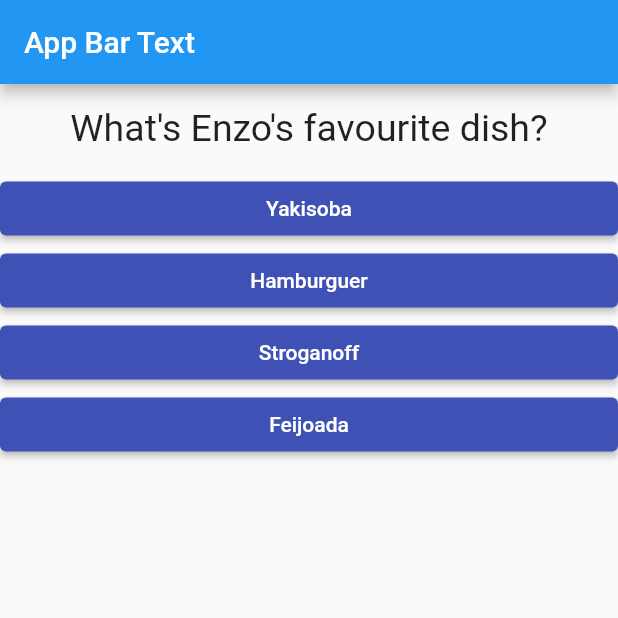
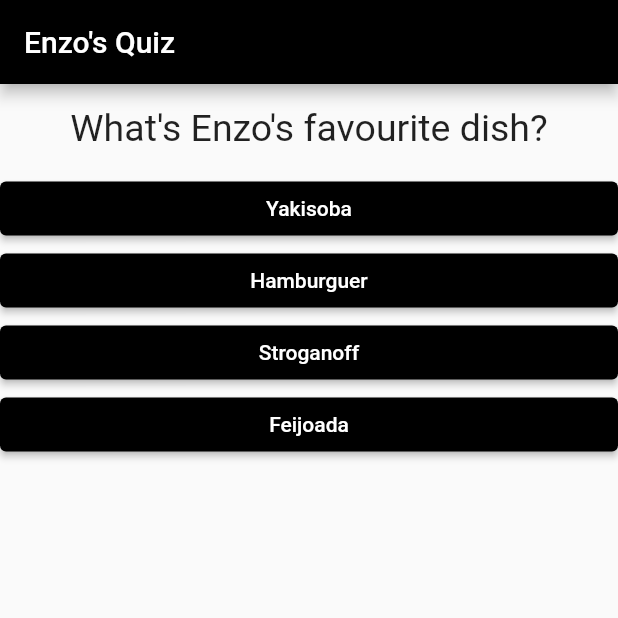
Before and after one commit to emagioli/flutter-quiz-app, a Flutter app: the screen it shows after launch, after a tap on "Purple", on a phone screen of 412 x 824 dp, the top half of it. Run offline on Flutter 3.47's test engine with Material 2 defaults, Android fonts, the phone set to English and light mode, and no system bars.

Commit message:
score management, colors set to black

```diff
--- a/lib/answer.dart
+++ b/lib/answer.dart
@@ -12,7 +12,7 @@ class Answer extends StatelessWidget {
       width: double.infinity,
       child: ElevatedButton(
         style: ButtonStyle(
-            backgroundColor: MaterialStateProperty.all<Color>(Colors.indigo)),
+            backgroundColor: MaterialStateProperty.all<Color>(Colors.black)),
         onPressed: handleAnswerSelection,
         child: Text(answerText),
       ),
--- a/lib/main.dart
+++ b/lib/main.dart
@@ -18,25 +18,49 @@ class _MyAppState extends State<MyApp> {
   final _questions = const [
     {
       "questionText": "What's Enzo's favourite colour?",
-      "answers": ["Black", "Purple", "Red", "Blue"]
+      "answers": [
+        {"text": "Purple", "score": 0},
+        {"text": "Black", "score": 1},
+        {"text": "Red", "score": 0},
+        {"text": "Blue", "score": 0},
+      ]
     },
     {
       "questionText": "What's Enzo's favourite dish?",
-      "answers": ["Yakisoba", "Hamburguer", "Stroganoff", "Feijoada"]
+      "answers": [
+        {"text": "Yakisoba", "score": 1},
+        {"text": "Hamburguer", "score": 0},
+        {"text": "Stroganoff", "score": 0},
+        {"text": "Feijoada", "score": 0},
+      ]
     },
     {
       "questionText": "What's Enzo's favourite drink?",
-      "answers": ["Pepsi", "Toddynho", "Water", "Coca-cola"]
+      "answers": [
+        {"text": "Toddynho", "score": 0},
+        {"text": "Water", "score": 0},
+        {"text": "Pepsi", "score": 1},
+        {"text": "Coca-cola", "score": 0},
+      ]
     },
     {
       "questionText": "What's Enzo's favourite anime?",
-      "answers": ["JoJo", "Yu-Gi-Oh!", "Hunter X Hunter", "Demon Slayer"]
+      "answers": [
+        {"text": "Yu-Gi-Oh!", "score": 1},
+        {"text": "JoJo", "score": 0},
+        {"text": "Hunter X Hunter", "score": 0},
+        {"text": "Demon Slayer", "score": 0},
+      ]
     }
   ];
 
+  var _totalScore = 0;
+
   var _questionIndex = 0;
 
-  void _answerQuestion() {
+  void _answerQuestion(int answerScore) {
+    _totalScore += answerScore;
+
     setState(() {
       _questionIndex++;
       if (_questionIndex > _questions.length) {
@@ -51,7 +75,8 @@ class _MyAppState extends State<MyApp> {
       debugShowCheckedModeBanner: false,
       home: Scaffold(
         appBar: AppBar(
-          title: Text("App Bar Text"),
+          title: Text("Enzo's Quiz"),
+          backgroundColor: Colors.black,
         ),
         body: _questionIndex < _questions.length
             ? Quiz(
@@ -59,7 +84,7 @@ class _MyAppState extends State<MyApp> {
                 answerQuestion: _answerQuestion,
                 questionIndex: _questionIndex,
               )
-            : Result(),
+            : Result(_totalScore),
       ),
     );
   }
--- a/lib/quiz.dart
+++ b/lib/quiz.dart
@@ -7,7 +7,7 @@ import 'package:flutter/material.dart';
 class Quiz extends StatelessWidget {
   final List<Map<String, Object>> questions;
   final int questionIndex;
-  final VoidCallback answerQuestion;
+  final Function answerQuestion;
 
   Quiz({
     required this.questions,
@@ -20,8 +20,9 @@ class Quiz extends StatelessWidget {
     return Column(
       children: [
         Question(questions[questionIndex]["questionText"] as String),
-        ...(questions[questionIndex]["answers"] as List<String>)
-            .map((answer) => Answer(answerQuestion, answer))
+        ...(questions[questionIndex]["answers"] as List<Map<String, Object>>)
+            .map((answer) => Answer(() => answerQuestion(answer["score"]),
+                answer["text"] as String))
             .toList()
       ],
     );
--- a/lib/result.dart
+++ b/lib/result.dart
@@ -1,12 +1,22 @@
 import 'package:flutter/material.dart';
 
 class Result extends StatelessWidget {
+  final int totalScore;
+
+  Result(this.totalScore);
+
+  String get resultText => "You got ${totalScore} answers correctly!";
+
   @override
   Widget build(BuildContext context) {
     return Center(
       child: Text(
-        "You did it!",
-        style: TextStyle(fontSize: 28),
+        resultText,
+        style: TextStyle(
+          fontSize: 28,
+          fontWeight: FontWeight.bold,
+        ),
+        textAlign: TextAlign.center,
       ),
     );
   }
```
